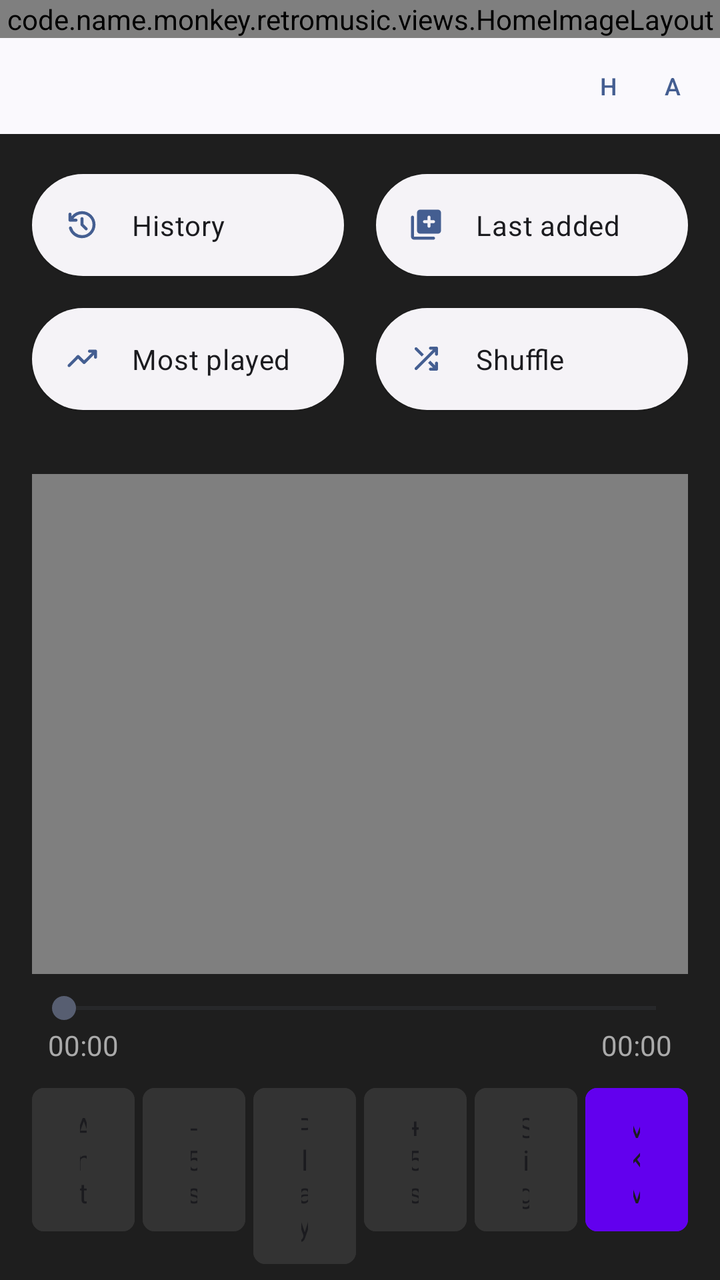
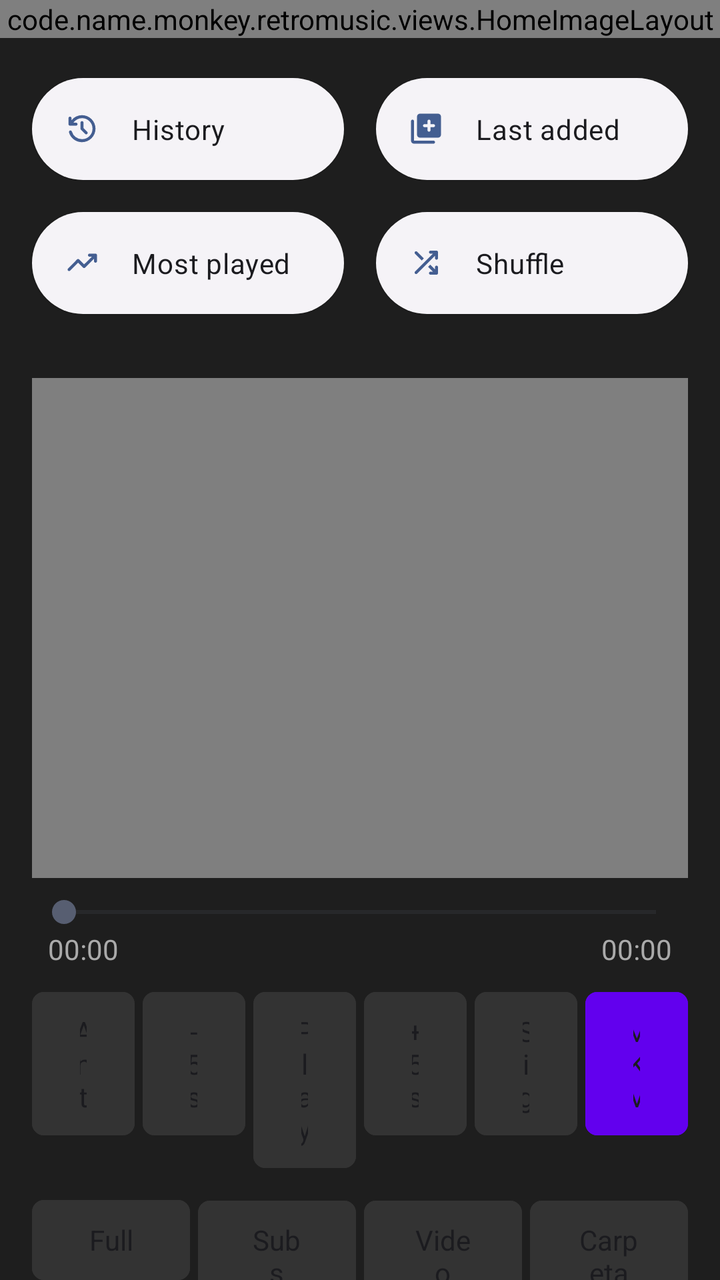

Before-and-after screenshots of an Android layout around one commit, followed by the original layout XML and the change that was made.
<!-- AndroidManifest.xml: application theme Theme.RetroMusic.MD3 -->
<!-- res/layout/fragment_home.xml -->
<?xml version="1.0" encoding="utf-8"?>
<androidx.coordinatorlayout.widget.CoordinatorLayout xmlns:android="http://schemas.android.com/apk/res/android"
    xmlns:app="http://schemas.android.com/apk/res-auto"
    android:layout_width="match_parent"
    android:layout_height="match_parent"
    android:fitsSystemWindows="true">

    <code.name.monkey.retromusic.views.TopAppBarLayout
        android:id="@+id/appBarLayout"
        style="?appBarLayoutStyle"
        android:layout_width="match_parent"
        android:layout_height="wrap_content"
        android:fitsSystemWindows="true" />

    <androidx.core.widget.NestedScrollView
        android:id="@+id/container"
        android:layout_width="match_parent"
        android:layout_height="wrap_content"
        app:layout_behavior="com.google.android.material.appbar.AppBarLayout$ScrollingViewBehavior">

        <androidx.constraintlayout.widget.ConstraintLayout
            android:id="@+id/contentContainer"
            android:layout_width="match_parent"
            android:layout_height="wrap_content"
            android:transitionGroup="true">

            <code.name.monkey.retromusic.views.HomeImageLayout
                android:id="@+id/imageLayout"
                android:layout_width="0dp"
                android:layout_height="wrap_content"
                app:layout_constraintEnd_toEndOf="parent"
                app:layout_constraintStart_toStartOf="parent"
                app:layout_constraintTop_toTopOf="parent" />

            <LinearLayout
                android:id="@+id/minimalButtonsBar"
                android:layout_width="0dp"
                android:layout_height="wrap_content"
                android:orientation="horizontal"
                android:gravity="end|center_vertical"
                android:padding="8dp"
                app:layout_constraintTop_toBottomOf="@id/imageLayout"
                app:layout_constraintStart_toStartOf="parent"
                app:layout_constraintEnd_toEndOf="parent">

                <com.google.android.material.button.MaterialButton
                    android:id="@+id/btnHistory"
                    style="@style/Widget.MaterialComponents.Button.TextButton"
                    android:layout_width="wrap_content"
                    android:layout_height="32dp"
                    android:text="H"
                    android:textSize="12sp"
                    android:padding="0dp"
                    android:minWidth="32dp" />

                <com.google.android.material.button.MaterialButton
                    android:id="@+id/btnRandom"
                    style="@style/Widget.MaterialComponents.Button.TextButton"
                    android:layout_width="wrap_content"
                    android:layout_height="32dp"
                    android:text="A"
                    android:textSize="12sp"
                    android:padding="0dp"
                    android:minWidth="32dp" />
            </LinearLayout>

            <include
                android:id="@+id/home_content"
                layout="@layout/home_content"
                android:layout_width="0dp"
                android:layout_height="wrap_content"
                app:layout_constraintEnd_toEndOf="parent"
                app:layout_constraintStart_toStartOf="parent"
                app:layout_constraintTop_toBottomOf="@id/minimalButtonsBar" />

        </androidx.constraintlayout.widget.ConstraintLayout>
    </androidx.core.widget.NestedScrollView>
</androidx.coordinatorlayout.widget.CoordinatorLayout>
<!-- res/layout/home_content.xml (included above) -->
<?xml version="1.0" encoding="utf-8"?>
<LinearLayout xmlns:android="http://schemas.android.com/apk/res/android"
    android:layout_width="match_parent"
    android:layout_height="match_parent"
    android:orientation="vertical"
    android:background="#1E1E1E"
    android:focusable="true"
    android:focusableInTouchMode="true">

    <include
        android:id="@+id/abs_playlists"
        layout="@layout/abs_playlists" />

    <LinearLayout
        android:layout_width="match_parent"
        android:layout_height="wrap_content"
        android:orientation="vertical"
        android:padding="16dp">

        <FrameLayout
            android:id="@+id/videoContainer"
            android:layout_width="match_parent"
            android:layout_height="250dp"
            android:background="#000000">

            <VideoView
                android:id="@+id/videoPlayer"
                android:layout_width="match_parent"
                android:layout_height="match_parent"
                android:layout_gravity="center" />

            <TextView
                android:id="@+id/tvSubtitleOverlay"
                android:layout_width="match_parent"
                android:layout_height="wrap_content"
                android:layout_gravity="bottom|center_horizontal"
                android:gravity="center"
                android:padding="16dp"
                android:textColor="#FFFFFF"
                android:textSize="18sp" />
        </FrameLayout>

        <SeekBar
            android:id="@+id/videoSeekBar"
            android:layout_width="match_parent"
            android:layout_height="wrap_content"
            android:layout_marginTop="8dp" />

        <LinearLayout
            android:layout_width="match_parent"
            android:layout_height="wrap_content"
            android:orientation="horizontal"
            android:paddingHorizontal="8dp">
            <TextView android:id="@+id/tvCurrentTime" android:layout_width="wrap_content" android:layout_height="wrap_content" android:text="00:00" android:textColor="#AAAAAA" />
            <Space android:layout_width="0dp" android:layout_height="wrap_content" android:layout_weight="1" />
            <TextView android:id="@+id/tvTotalTime" android:layout_width="wrap_content" android:layout_height="wrap_content" android:text="00:00" android:textColor="#AAAAAA" />
        </LinearLayout>

       <LinearLayout
    android:layout_width="match_parent"
    android:layout_height="wrap_content"
    android:orientation="horizontal"
    android:weightSum="6"
    android:layout_marginTop="8dp">

    <Button android:id="@+id/btnPrevVideo" android:layout_width="0dp" android:layout_height="wrap_content" android:layout_weight="1" android:layout_marginEnd="2dp" android:backgroundTint="#333333" android:text="Ant" />
    <Button android:id="@+id/btnRewindTime" android:layout_width="0dp" android:layout_height="wrap_content" android:layout_weight="1" android:layout_marginHorizontal="2dp" android:backgroundTint="#333333" android:text="-5s" />
    <Button android:id="@+id/btnPlayPause" android:layout_width="0dp" android:layout_height="wrap_content" android:layout_weight="1" android:layout_marginHorizontal="2dp" android:backgroundTint="#333333" android:text="Play" />
    <Button android:id="@+id/btnForwardTime" android:layout_width="0dp" android:layout_height="wrap_content" android:layout_weight="1" android:layout_marginHorizontal="2dp" android:backgroundTint="#333333" android:text="+5s" />
    <Button android:id="@+id/btnNextVideo" android:layout_width="0dp" android:layout_height="wrap_content" android:layout_weight="1" android:layout_marginHorizontal="2dp" android:backgroundTint="#333333" android:text="Sig" />
    <Button android:id="@+id/btnMixVideo" android:layout_width="0dp" android:layout_height="wrap_content" android:layout_weight="1" android:layout_marginStart="2dp" android:backgroundTint="#6200EE" android:text="MKV" />
</LinearLayout>
        <LinearLayout
            android:layout_width="match_parent"
            android:layout_height="wrap_content"
            android:orientation="horizontal"
            android:weightSum="4"
            android:layout_marginTop="8dp">
            <Button android:id="@+id/btnFullscreen" android:layout_width="0dp" android:layout_height="wrap_content" android:layout_weight="1" android:layout_marginEnd="2dp" android:backgroundTint="#333333" android:text="Full" />
            <Button android:id="@+id/btnLoadSubtitles" android:layout_width="0dp" android:layout_height="wrap_content" android:layout_weight="1" android:layout_marginHorizontal="2dp" android:backgroundTint="#333333" android:text="Subs" />
            <Button android:id="@+id/btnOpenFile" android:layout_width="0dp" android:layout_height="wrap_content" android:layout_weight="1" android:layout_marginHorizontal="2dp" android:backgroundTint="#333333" android:text="Video" />
            <Button android:id="@+id/btnChooseFolder" android:layout_width="0dp" android:layout_height="wrap_content" android:layout_weight="1" android:layout_marginStart="2dp" android:backgroundTint="#333333" android:text="Carpeta" />
        </LinearLayout>

        <androidx.recyclerview.widget.RecyclerView
            android:id="@+id/rvDownloads"
            android:layout_width="match_parent"
            android:layout_height="wrap_content"
            android:layout_marginTop="16dp"
            android:paddingBottom="20dp"
            android:scrollbars="vertical" />
            
    </LinearLayout>
</LinearLayout>
<!-- res/layout/abs_playlists.xml (included above) -->
<?xml version="1.0" encoding="utf-8"?>
<androidx.constraintlayout.widget.ConstraintLayout xmlns:android="http://schemas.android.com/apk/res/android"
    xmlns:app="http://schemas.android.com/apk/res-auto"
    android:layout_width="match_parent"
    android:layout_height="wrap_content"
    android:orientation="vertical"
    android:paddingBottom="12dp">

    <com.google.android.material.button.MaterialButton
        android:id="@+id/history"
        style="@style/HomeActionButton"
        android:layout_width="0dp"
        android:layout_height="wrap_content"
        android:layout_marginStart="16dp"
        android:layout_marginTop="16dp"
        android:layout_marginEnd="16dp"
        android:text="@string/history"
        app:icon="@drawable/ic_history"
        app:layout_constraintEnd_toStartOf="@+id/lastAdded"
        app:layout_constraintHorizontal_bias="0.5"
        app:layout_constraintStart_toStartOf="parent"
        app:layout_constraintTop_toTopOf="parent" />

    <com.google.android.material.button.MaterialButton
        android:id="@+id/lastAdded"
        style="@style/HomeActionButton"
        android:layout_width="0dp"
        android:layout_height="wrap_content"
        android:layout_marginEnd="16dp"
        android:text="@string/last_added"
        app:icon="@drawable/ic_library_add"
        app:layout_constraintEnd_toEndOf="parent"
        app:layout_constraintHorizontal_bias="0.5"
        app:layout_constraintStart_toEndOf="@+id/history"
        app:layout_constraintTop_toTopOf="@+id/history" />

    <com.google.android.material.button.MaterialButton
        android:id="@+id/topPlayed"
        style="@style/HomeActionButton"
        android:layout_width="0dp"
        android:layout_height="wrap_content"
        android:layout_marginTop="8dp"
        android:layout_marginEnd="16dp"
        android:text="@string/my_top_tracks"
        app:icon="@drawable/ic_trending_up"
        app:layout_constraintEnd_toStartOf="@+id/actionShuffle"
        app:layout_constraintHorizontal_bias="0.5"
        app:layout_constraintStart_toStartOf="@+id/history"
        app:layout_constraintTop_toBottomOf="@+id/history" />

    <com.google.android.material.button.MaterialButton
        android:id="@+id/actionShuffle"
        style="@style/HomeActionButton"
        android:layout_width="0dp"
        android:layout_height="wrap_content"
        android:layout_marginTop="8dp"
        android:text="@string/shuffle"
        app:icon="@drawable/ic_shuffle"
        app:layout_constraintEnd_toEndOf="@+id/lastAdded"
        app:layout_constraintHorizontal_bias="0.5"
        app:layout_constraintStart_toEndOf="@+id/topPlayed"
        app:layout_constraintTop_toBottomOf="@+id/lastAdded" />

</androidx.constraintlayout.widget.ConstraintLayout>
<!-- resources referenced by this layout -->
<resources>
  <!-- drawable ic_trending_up (drawable) -->
  <vector xmlns:android="http://schemas.android.com/apk/res/android"
      android:width="24dp"
      android:height="24dp"
      android:viewportWidth="24"
      android:viewportHeight="24"
      android:tint="?attr/colorControlNormal">
    <path
        android:fillColor="@android:color/white"
        android:pathData="M2.7,17.3Q2.425,17.025 2.425,16.612Q2.425,16.2 2.7,15.9L8.7,9.85Q8.85,9.725 9.025,9.65Q9.2,9.575 9.4,9.575Q9.6,9.575 9.788,9.65Q9.975,9.725 10.1,9.85L13.4,13.15L18.6,8H17Q16.575,8 16.288,7.713Q16,7.425 16,7Q16,6.575 16.288,6.287Q16.575,6 17,6H21Q21.425,6 21.712,6.287Q22,6.575 22,7V11Q22,11.425 21.712,11.712Q21.425,12 21,12Q20.575,12 20.288,11.712Q20,11.425 20,11V9.4L14.1,15.3Q13.95,15.45 13.775,15.512Q13.6,15.575 13.4,15.575Q13.2,15.575 13.025,15.512Q12.85,15.45 12.7,15.3L9.4,12L4.075,17.325Q3.8,17.6 3.4,17.6Q3,17.6 2.7,17.3Z"/>
  </vector>
  <string name="history">History</string>
  <string name="last_added">Last added</string>
  <string name="my_top_tracks">Most played</string>
  <string name="shuffle">Shuffle</string>
  <style name="HomeActionButton" parent="Widget.Material3.Button.ElevatedButton.Icon">
          <item name="android:paddingTop">16dp</item>
          <item name="android:paddingBottom">16dp</item>
          <item name="android:textColor">?attr/colorOnSurface</item>
          <item name="shapeAppearanceOverlay">
              @style/ShapeAppearanceOverlay.Material3.FloatingActionButton
          </item>
          <item name="iconPadding">16dp</item>
          <item name="iconGravity">start</item>
          <item name="android:gravity">start|center_vertical</item>
          <item name="android:textAppearance">@style/TextViewBody2</item>
      </style>
  <style name="TextViewBody2" parent="TextAppearance.MaterialComponents.Body2" />
  <!-- drawable round_selector (drawable) -->
  <ripple xmlns:android="http://schemas.android.com/apk/res/android"
      android:color="?android:attr/colorControlHighlight">
  
      <item
          android:id="@android:id/mask"
          android:drawable="@drawable/round_selector_mask" />
  
  </ripple>
  <!-- drawable rect_selector (drawable) -->
  <?xml version="1.0" encoding="utf-8"?>
  <ripple xmlns:android="http://schemas.android.com/apk/res/android"
      android:color="?android:attr/colorControlHighlight">
  
      <item android:id="@android:id/mask">
          <shape>
              <corners android:radius="@dimen/m3_card_corner_radius" />
              <solid android:color="@color/md_green_500" />
          </shape>
      </item>
      <item>
          <selector>
              <item android:state_activated="true">
                  <shape>
                      <corners android:radius="@dimen/m3_card_corner_radius" />
                      <solid android:color="?android:attr/colorControlHighlight" />
                  </shape>
              </item>
          </selector>
      </item>
  </ripple>
  <style name="MaterialButtonTheme" parent="Widget.Material3.Button">
          <item name="cornerRadius">6dp</item>
          <item name="iconGravity">textStart</item>
          <item name="iconTint">?attr/colorControlNormal</item>
          <item name="android:textColor">?android:attr/textColorPrimary</item>
          <item name="android:textAppearance">@style/TextViewNormal</item>
          <item name="android:textAllCaps">false</item>
          <item name="android:paddingTop">@dimen/button_padding_vertical</item>
          <item name="android:paddingBottom">@dimen/button_padding_vertical</item>
      </style>
  <!-- drawable round_selector_mask (drawable) -->
  <?xml version="1.0" encoding="utf-8"?>
  <shape xmlns:android="http://schemas.android.com/apk/res/android"
      android:shape="oval">
      <solid android:color="@android:color/white" />
  </shape>
  <dimen name="m3_card_corner_radius">16dp</dimen>
  <color name="md_green_500">#4CAF50</color>
  <style name="TextViewNormal" parent="">
          <item name="android:textSize">14sp</item>
      </style>
  <dimen name="button_padding_vertical">10dp</dimen>
  <!-- unchanged entries left out for length: 4 -->
</resources>

<!-- the commit's change to res/layout/fragment_home.xml (unified diff, before → after) -->
@@ -32,38 +32,6 @@
                 app:layout_constraintStart_toStartOf="parent"
                 app:layout_constraintTop_toTopOf="parent" />
 
-            <LinearLayout
-                android:id="@+id/minimalButtonsBar"
-                android:layout_width="0dp"
-                android:layout_height="wrap_content"
-                android:orientation="horizontal"
-                android:gravity="end|center_vertical"
-                android:padding="8dp"
-                app:layout_constraintTop_toBottomOf="@id/imageLayout"
-                app:layout_constraintStart_toStartOf="parent"
-                app:layout_constraintEnd_toEndOf="parent">
-
-                <com.google.android.material.button.MaterialButton
-                    android:id="@+id/btnHistory"
-                    style="@style/Widget.MaterialComponents.Button.TextButton"
-                    android:layout_width="wrap_content"
-                    android:layout_height="32dp"
-                    android:text="H"
-                    android:textSize="12sp"
-                    android:padding="0dp"
-                    android:minWidth="32dp" />
-
-                <com.google.android.material.button.MaterialButton
-                    android:id="@+id/btnRandom"
-                    style="@style/Widget.MaterialComponents.Button.TextButton"
-                    android:layout_width="wrap_content"
-                    android:layout_height="32dp"
-                    android:text="A"
-                    android:textSize="12sp"
-                    android:padding="0dp"
-                    android:minWidth="32dp" />
-            </LinearLayout>
-
             <include
                 android:id="@+id/home_content"
                 layout="@layout/home_content"
@@ -71,7 +39,7 @@
                 android:layout_height="wrap_content"
                 app:layout_constraintEnd_toEndOf="parent"
                 app:layout_constraintStart_toStartOf="parent"
-                app:layout_constraintTop_toBottomOf="@id/minimalButtonsBar" />
+                app:layout_constraintTop_toBottomOf="@id/imageLayout" />
 
         </androidx.constraintlayout.widget.ConstraintLayout>
     </androidx.core.widget.NestedScrollView>
